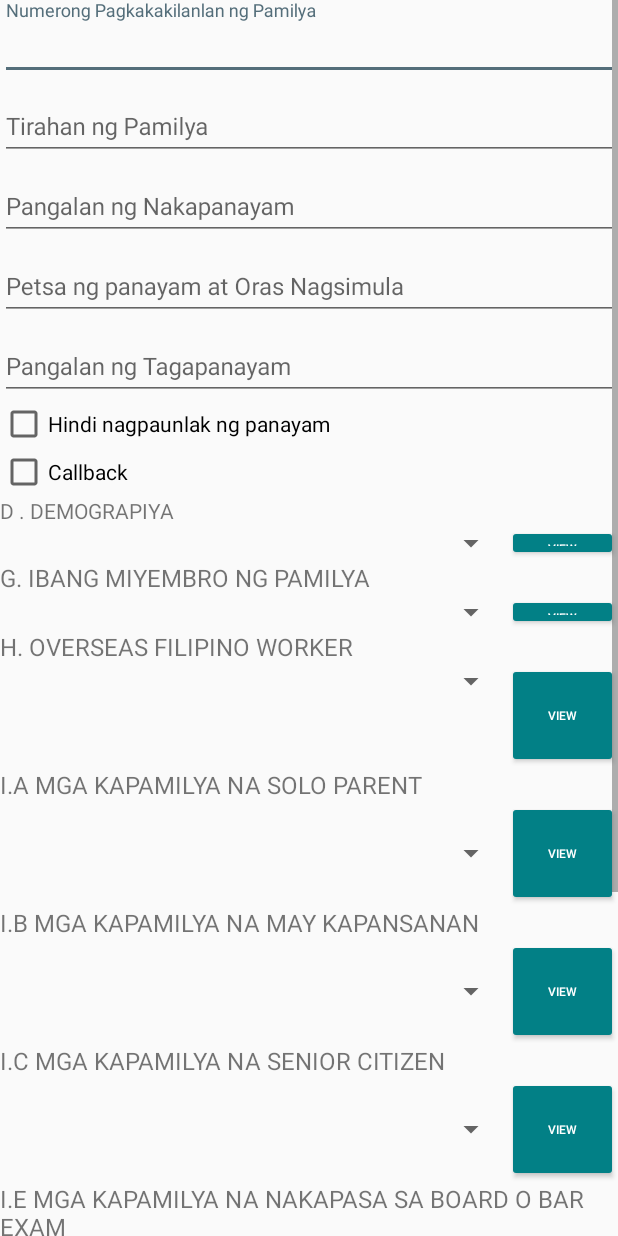
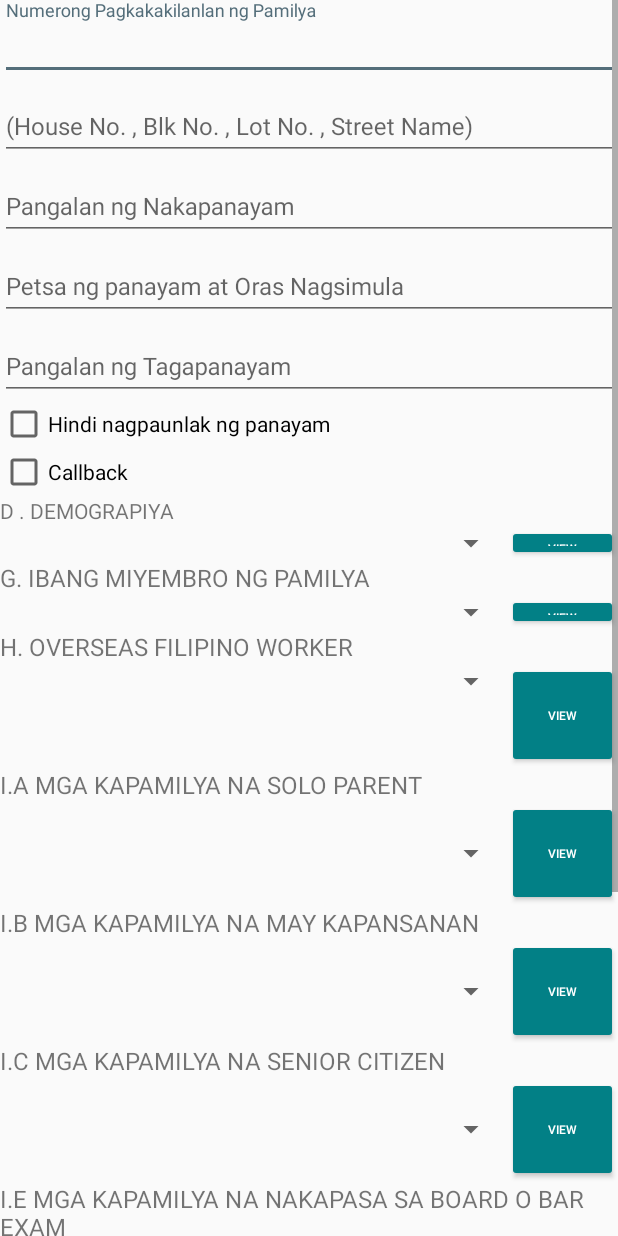
Before and after one commit to alfieOpo/CBMS, an Android app: the layout fragment___a__question.xml on its own in the app's theme, with its tools: preview values and no code run, on a phone screen of 412 x 824 dp. Run offline under Robolectric (Android 15) with nearby library versions, the phone set to English and light mode, and no system bars; plain views replace MaterialBetterSpinner.

Commit message:
Alfie Commit

```diff
--- a/app/src/main/res/layout/fragment___a__question.xml
+++ b/app/src/main/res/layout/fragment___a__question.xml
@@ -55,7 +55,7 @@
                             android:layout_width="match_parent"
                             android:layout_height="wrap_content"
                             android:ems="10"
-                            android:hint="Tirahan ng Pamilya"
+                            android:hint="(House No. , Blk No. , Lot No. , Street Name)"
                             android:inputType="textPersonName"
                             android:tag="D_007"
                             android:textColorHint="#05ab9a"
```
